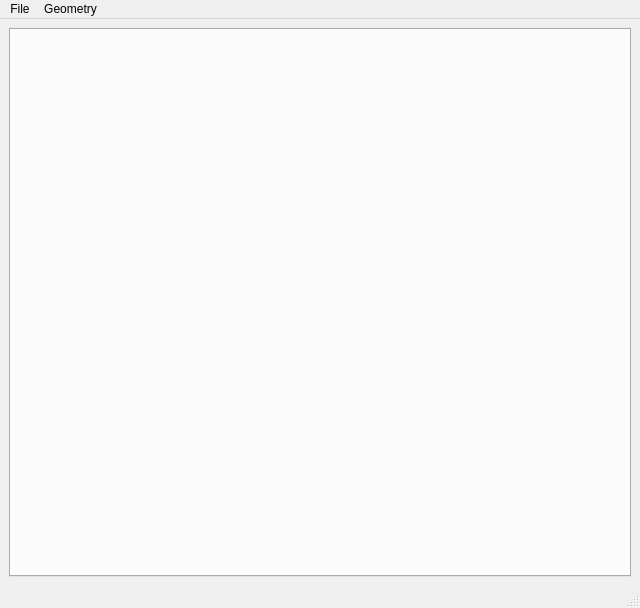
Qt form mainwindow.ui (krisbgit/oridesk) before a commit.
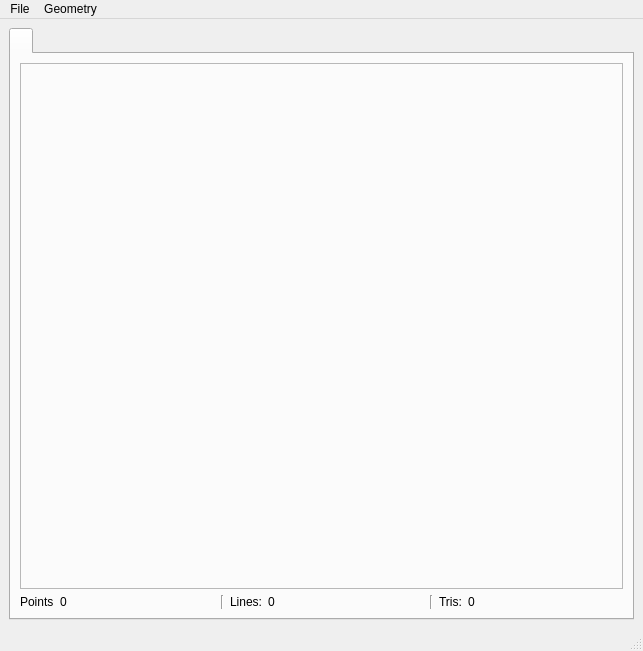
The same form after that commit.

Commit message: Add Lines and Points length visualization

```diff
--- a/mainwindow.ui
+++ b/mainwindow.ui
@@ -6,8 +6,8 @@
    <rect>
     <x>0</x>
     <y>0</y>
-    <width>640</width>
-    <height>608</height>
+    <width>643</width>
+    <height>651</height>
    </rect>
   </property>
   <property name="windowTitle">
@@ -20,6 +20,141 @@
       <property name="currentIndex">
        <number>-1</number>
       </property>
+      <widget class="QWidget" name="tab">
+       <attribute name="title">
+        <string/>
+       </attribute>
+       <layout class="QVBoxLayout" name="verticalLayout_2">
+        <item>
+         <layout class="QVBoxLayout" name="verticalLayout_3">
+          <item>
+           <widget class="QFrame" name="frame">
+            <property name="sizePolicy">
+             <sizepolicy hsizetype="Preferred" vsizetype="Expanding">
+              <horstretch>0</horstretch>
+              <verstretch>0</verstretch>
+             </sizepolicy>
+            </property>
+            <property name="frameShape">
+             <enum>QFrame::StyledPanel</enum>
+            </property>
+            <property name="frameShadow">
+             <enum>QFrame::Raised</enum>
+            </property>
+           </widget>
+          </item>
+          <item>
+           <layout class="QHBoxLayout" name="tab_layout">
+            <property name="sizeConstraint">
+             <enum>QLayout::SetFixedSize</enum>
+            </property>
+            <item>
+             <widget class="QLabel" name="label">
+              <property name="sizePolicy">
+               <sizepolicy hsizetype="Fixed" vsizetype="Fixed">
+                <horstretch>0</horstretch>
+                <verstretch>0</verstretch>
+               </sizepolicy>
+              </property>
+              <property name="text">
+               <string>Points</string>
+              </property>
+             </widget>
+            </item>
+            <item>
+             <widget class="QLabel" name="points_label">
+              <property name="sizePolicy">
+               <sizepolicy hsizetype="Preferred" vsizetype="Fixed">
+                <horstretch>0</horstretch>
+                <verstretch>0</verstretch>
+               </sizepolicy>
+              </property>
+              <property name="text">
+               <string>0</string>
+              </property>
+              <property name="alignment">
+               <set>Qt::AlignLeading|Qt::AlignLeft|Qt::AlignVCenter</set>
+              </property>
+             </widget>
+            </item>
+            <item>
+             <widget class="Line" name="line">
+              <property name="orientation">
+               <enum>Qt::Vertical</enum>
+              </property>
+             </widget>
+            </item>
+            <item>
+             <widget class="QLabel" name="label_2">
+              <property name="sizePolicy">
+               <sizepolicy hsizetype="Fixed" vsizetype="Fixed">
+                <horstretch>0</horstretch>
+                <verstretch>0</verstretch>
+               </sizepolicy>
+              </property>
+              <property name="text">
+               <string>Lines:</string>
+              </property>
+             </widget>
+            </item>
+            <item>
+             <widget class="QLabel" name="lines_label">
+              <property name="sizePolicy">
+               <sizepolicy hsizetype="Preferred" vsizetype="Fixed">
+                <horstretch>0</horstretch>
+                <verstretch>0</verstretch>
+               </sizepolicy>
+              </property>
+              <property name="text">
+               <string>0</string>
+              </property>
+              <property name="alignment">
+               <set>Qt::AlignLeading|Qt::AlignLeft|Qt::AlignVCenter</set>
+              </property>
+             </widget>
+            </item>
+            <item>
+             <widget class="Line" name="line_2">
+              <property name="orientation">
+               <enum>Qt::Vertical</enum>
+              </property>
+             </widget>
+            </item>
+            <item>
+             <widget class="QLabel" name="label_3">
+              <property name="sizePolicy">
+               <sizepolicy hsizetype="Fixed" vsizetype="Fixed">
+                <horstretch>0</horstretch>
+                <verstretch>0</verstretch>
+               </sizepolicy>
+              </property>
+              <property name="text">
+               <string>Tris:</string>
+              </property>
+             </widget>
+            </item>
+            <item>
+             <widget class="QLabel" name="tris_label">
+              <property name="sizePolicy">
+               <sizepolicy hsizetype="Preferred" vsizetype="Fixed">
+                <horstretch>0</horstretch>
+                <verstretch>0</verstretch>
+               </sizepolicy>
+              </property>
+              <property name="text">
+               <string>0</string>
+              </property>
+              <property name="alignment">
+               <set>Qt::AlignLeading|Qt::AlignLeft|Qt::AlignVCenter</set>
+              </property>
+             </widget>
+            </item>
+           </layout>
+          </item>
+         </layout>
+        </item>
+       </layout>
+      </widget>
      </widget>
     </item>
    </layout>
@@ -29,7 +164,7 @@
     <rect>
      <x>0</x>
      <y>0</y>
-     <width>640</width>
+     <width>643</width>
      <height>25</height>
     </rect>
    </property>
```
Left out of the diff: 2 changed lines with no effect on the pictures.
